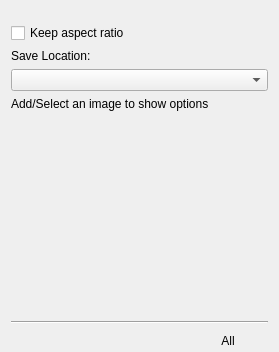
Qt form plugins/tools/defaulttool/referenceimagestool/WdgToolOptions.ui (KDE/krita) before a commit.
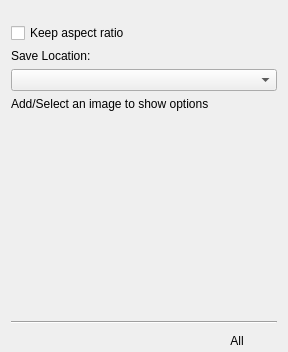
The same form after that commit. Icons and pictures are not drawn. Custom widgets are drawn as their Qt base class.

```diff
--- a/plugins/tools/defaulttool/referenceimagestool/WdgToolOptions.ui
+++ b/plugins/tools/defaulttool/referenceimagestool/WdgToolOptions.ui
@@ -6,7 +6,7 @@
    <rect>
     <x>0</x>
     <y>0</y>
-    <width>279</width>
+    <width>288</width>
     <height>352</height>
    </rect>
   </property>
```
Left out of the diff: 23 changed lines with no effect on the pictures.
